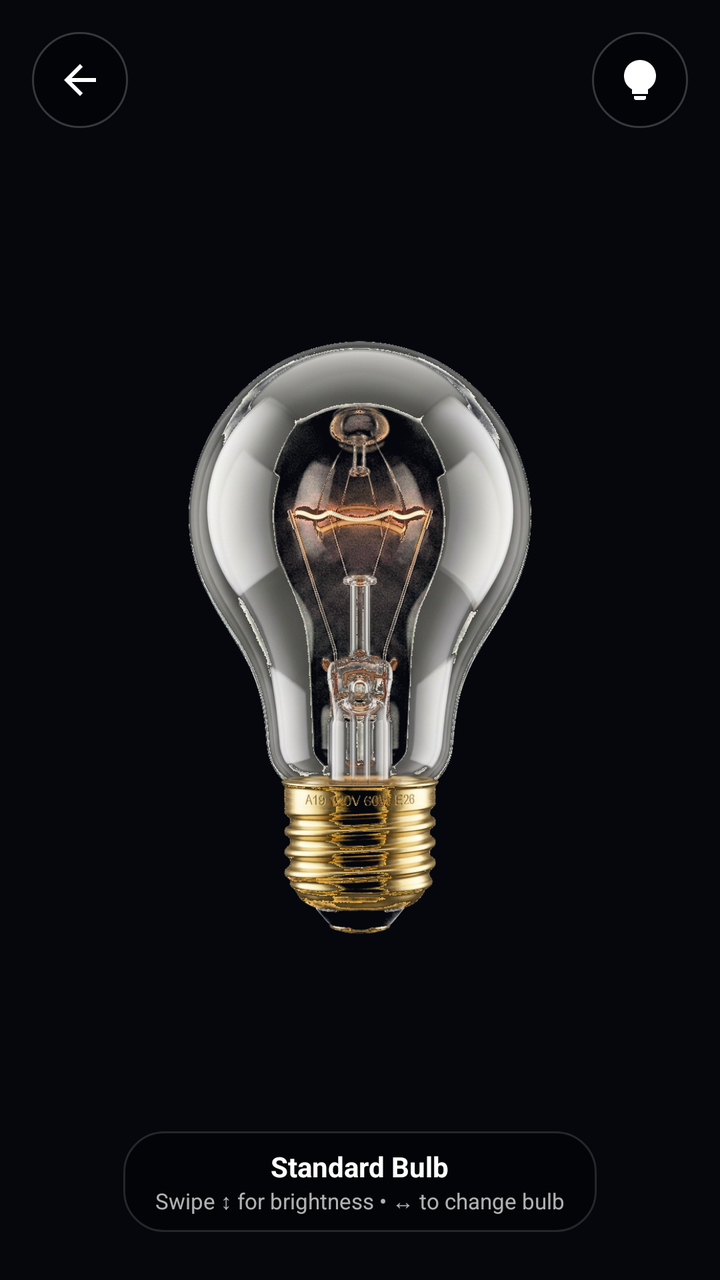
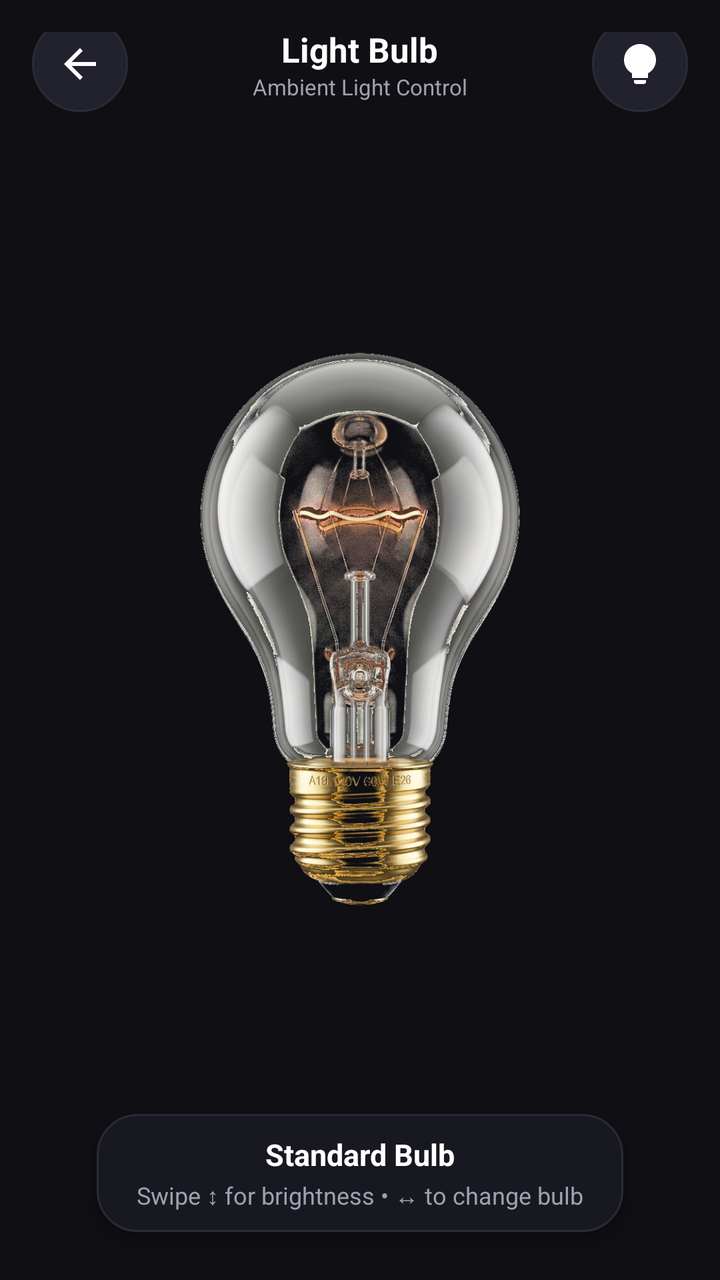

Two renders of the same Android screen: before a commit and after it. Below are the layout's source before the change and the commit's diff.
<!-- AndroidManifest.xml: application theme Theme.FlashNow -->
<!-- res/layout/fragment_light_bulb.xml -->
<?xml version="1.0" encoding="utf-8"?>
<RelativeLayout xmlns:android="http://schemas.android.com/apk/res/android"
    xmlns:app="http://schemas.android.com/apk/res-auto"
    android:id="@+id/light_bulb_root"
    android:layout_width="match_parent"
    android:layout_height="match_parent"
    android:background="#FF05070D">

    
    <FrameLayout
        android:id="@+id/container_light_display"
        android:layout_width="match_parent"
        android:layout_height="match_parent">

        
        <View
            android:id="@+id/view_env_standard"
            android:layout_width="match_parent"
            android:layout_height="match_parent"
            android:background="@drawable/glow_env_standard"
            android:visibility="gone" />

        <View
            android:id="@+id/view_env_tube"
            android:layout_width="match_parent"
            android:layout_height="match_parent"
            android:background="@drawable/glow_env_tube"
            android:visibility="gone" />

        <View
            android:id="@+id/view_env_spotlight"
            android:layout_width="match_parent"
            android:layout_height="match_parent"
            android:background="@drawable/glow_env_spotlight"
            android:visibility="gone" />

        <View
            android:id="@+id/view_env_torch"
            android:layout_width="match_parent"
            android:layout_height="match_parent"
            android:background="@drawable/glow_env_torch"
            android:visibility="gone" />

        <View
            android:id="@+id/view_env_edison"
            android:layout_width="match_parent"
            android:layout_height="match_parent"
            android:background="@drawable/glow_env_edison"
            android:visibility="gone" />

        <View
            android:id="@+id/view_env_smart"
            android:layout_width="match_parent"
            android:layout_height="match_parent"
            android:background="@drawable/glow_env_smart"
            android:visibility="gone" />

        <View
            android:id="@+id/view_env_candle"
            android:layout_width="match_parent"
            android:layout_height="match_parent"
            android:background="@drawable/glow_env_candle"
            android:visibility="gone" />

        
        <ImageView
            android:id="@+id/iv_bulb_illustration"
            android:layout_width="match_parent"
            android:layout_height="match_parent"
            android:layout_gravity="center"
            android:paddingHorizontal="4dp"
            android:paddingTop="8dp"
            android:paddingBottom="16dp"
            android:contentDescription="Selected Light Source Visual"
            android:scaleType="fitCenter"
            android:src="@drawable/img_bulb_standard" />

        
        <View
            android:id="@+id/view_emitter_standard"
            android:layout_width="match_parent"
            android:layout_height="match_parent"
            android:background="@drawable/glow_emitter_standard"
            android:visibility="gone" />

        <View
            android:id="@+id/view_emitter_tube"
            android:layout_width="match_parent"
            android:layout_height="match_parent"
            android:background="@drawable/glow_emitter_tube"
            android:visibility="gone" />

        <View
            android:id="@+id/view_emitter_spotlight"
            android:layout_width="match_parent"
            android:layout_height="match_parent"
            android:background="@drawable/glow_emitter_spotlight"
            android:visibility="gone" />

        <View
            android:id="@+id/view_emitter_torch"
            android:layout_width="match_parent"
            android:layout_height="match_parent"
            android:background="@drawable/glow_emitter_torch"
            android:visibility="gone" />

        <View
            android:id="@+id/view_emitter_edison"
            android:layout_width="match_parent"
            android:layout_height="match_parent"
            android:background="@drawable/glow_emitter_edison"
            android:visibility="gone" />

        <View
            android:id="@+id/view_emitter_smart"
            android:layout_width="match_parent"
            android:layout_height="match_parent"
            android:background="@drawable/glow_emitter_smart"
            android:visibility="gone" />

        <View
            android:id="@+id/view_emitter_candle"
            android:layout_width="match_parent"
            android:layout_height="match_parent"
            android:background="@drawable/glow_emitter_candle"
            android:visibility="gone" />

    </FrameLayout>

    
    <ImageButton
        android:id="@+id/btn_back_light_bulb"
        android:layout_width="48dp"
        android:layout_height="48dp"
        android:layout_alignParentStart="true"
        android:layout_alignParentTop="true"
        android:layout_marginStart="16dp"
        android:layout_marginTop="16dp"
        android:background="@drawable/bg_overlay_circle"
        android:contentDescription="Back"
        android:padding="12dp"
        android:src="@drawable/ic_back"
        app:tint="@color/white" />

    
    <ImageButton
        android:id="@+id/btn_select_bulb_type"
        android:layout_width="48dp"
        android:layout_height="48dp"
        android:layout_alignParentEnd="true"
        android:layout_alignParentTop="true"
        android:layout_marginEnd="16dp"
        android:layout_marginTop="16dp"
        android:background="@drawable/bg_overlay_circle"
        android:contentDescription="Select Light Source Type"
        android:padding="12dp"
        android:src="@drawable/ic_lightbulb"
        app:tint="@color/white" />

    
    <TextView
        android:id="@+id/tv_brightness_hud"
        android:layout_width="wrap_content"
        android:layout_height="wrap_content"
        android:layout_centerInParent="true"
        android:background="@drawable/bg_overlay_pill"
        android:paddingHorizontal="24dp"
        android:paddingVertical="12dp"
        android:text="100%"
        android:textColor="@color/white"
        android:textSize="28sp"
        android:textStyle="bold"
        android:visibility="gone" />

    
    <LinearLayout
        android:layout_width="wrap_content"
        android:layout_height="wrap_content"
        android:layout_alignParentBottom="true"
        android:layout_centerHorizontal="true"
        android:layout_marginBottom="24dp"
        android:background="@drawable/bg_overlay_pill"
        android:gravity="center"
        android:orientation="vertical"
        android:paddingHorizontal="16dp"
        android:paddingVertical="8dp">

        <TextView
            android:id="@+id/tv_overlay_bulb_name"
            android:layout_width="wrap_content"
            android:layout_height="wrap_content"
            android:text="Standard Bulb"
            android:textColor="@color/white"
            android:textSize="14sp"
            android:textStyle="bold" />

        <TextView
            android:id="@+id/tv_overlay_hint"
            android:layout_width="wrap_content"
            android:layout_height="wrap_content"
            android:text="Swipe ↕ for brightness • ↔ to change bulb"
            android:textColor="#B0FFFFFF"
            android:textSize="11sp" />

    </LinearLayout>

</RelativeLayout>
<!-- resources referenced by this layout -->
<resources>
  <color name="white">#FFFFFFFF</color>
  <!-- drawable bg_overlay_circle (drawable) -->
  <?xml version="1.0" encoding="utf-8"?>
  <shape xmlns:android="http://schemas.android.com/apk/res/android"
      android:shape="oval">
      <solid android:color="#77000000" />
      <stroke
          android:width="1dp"
          android:color="#33FFFFFF" />
  </shape>
  <!-- drawable bg_overlay_pill (drawable) -->
  <?xml version="1.0" encoding="utf-8"?>
  <shape xmlns:android="http://schemas.android.com/apk/res/android"
      android:shape="rectangle">
      <corners android:radius="20dp" />
      <solid android:color="#77000000" />
      <stroke
          android:width="1dp"
          android:color="#22FFFFFF" />
  </shape>
  <!-- drawable glow_env_candle (drawable) -->
  <?xml version="1.0" encoding="utf-8"?>
  <shape xmlns:android="http://schemas.android.com/apk/res/android">
      <gradient
          android:type="radial"
          android:gradientRadius="50%p"
          android:centerX="0.5"
          android:centerY="0.32"
          android:startColor="#D0FF5722"
          android:centerColor="#40FF3D00"
          android:endColor="#00050810" />
  </shape>
  <!-- drawable glow_env_edison (drawable) -->
  <?xml version="1.0" encoding="utf-8"?>
  <shape xmlns:android="http://schemas.android.com/apk/res/android">
      <gradient
          android:type="radial"
          android:gradientRadius="70%p"
          android:centerX="0.5"
          android:centerY="0.45"
          android:startColor="#D0FF9800"
          android:centerColor="#60FF6F00"
          android:endColor="#00050810" />
  </shape>
  <!-- drawable glow_env_smart (drawable) -->
  <?xml version="1.0" encoding="utf-8"?>
  <shape xmlns:android="http://schemas.android.com/apk/res/android">
      <gradient
          android:type="radial"
          android:gradientRadius="85%p"
          android:centerX="0.5"
          android:centerY="0.38"
          android:startColor="#C0FFF8E1"
          android:centerColor="#50E0F7FA"
          android:endColor="#00050810" />
  </shape>
  <!-- drawable glow_env_spotlight (drawable) -->
  <?xml version="1.0" encoding="utf-8"?>
  <shape xmlns:android="http://schemas.android.com/apk/res/android">
      <gradient
          android:type="radial"
          android:gradientRadius="75%p"
          android:centerX="0.5"
          android:centerY="0.30"
          android:startColor="#F0E0F7FA"
          android:centerColor="#8000B0FF"
          android:endColor="#00050810" />
  </shape>
  <!-- drawable glow_env_standard (drawable) -->
  <?xml version="1.0" encoding="utf-8"?>
  <shape xmlns:android="http://schemas.android.com/apk/res/android">
      <gradient
          android:type="radial"
          android:gradientRadius="80%p"
          android:centerX="0.5"
          android:centerY="0.40"
          android:startColor="#E0FFFDF0"
          android:centerColor="#70F0F7FA"
          android:endColor="#0008090E" />
  </shape>
  <!-- drawable glow_env_torch (drawable) -->
  <?xml version="1.0" encoding="utf-8"?>
  <shape xmlns:android="http://schemas.android.com/apk/res/android">
      <gradient
          android:type="radial"
          android:gradientRadius="55%p"
          android:centerX="0.5"
          android:centerY="0.25"
          android:startColor="#FFFFFFFF"
          android:centerColor="#B080D8FF"
          android:endColor="#00050810" />
  </shape>
  <!-- drawable glow_env_tube (drawable) -->
  <?xml version="1.0" encoding="utf-8"?>
  <shape xmlns:android="http://schemas.android.com/apk/res/android">
      <gradient
          android:type="linear"
          android:angle="0"
          android:startColor="#0008090E"
          android:centerColor="#D0E0F7FA"
          android:endColor="#0008090E" />
  </shape>
  <color name="fn_bg_dark">#FF0F0F14</color>
  <!-- unchanged entries left out for length: 17 -->
</resources>

<!-- the commit's change to res/layout/fragment_light_bulb.xml (unified diff, before → after) -->
@@ -4,7 +4,7 @@
     android:id="@+id/light_bulb_root"
     android:layout_width="match_parent"
     android:layout_height="match_parent"
-    android:background="#FF05070D">
+    android:background="@color/fn_bg_dark">
 
     
     <FrameLayout
@@ -68,10 +68,10 @@
             android:layout_width="match_parent"
             android:layout_height="match_parent"
             android:layout_gravity="center"
-            android:paddingHorizontal="4dp"
-            android:paddingTop="8dp"
-            android:paddingBottom="16dp"
             android:contentDescription="Selected Light Source Visual"
+            android:paddingHorizontal="16dp"
+            android:paddingTop="48dp"
+            android:paddingBottom="64dp"
             android:scaleType="fitCenter"
             android:src="@drawable/img_bulb_standard" />
 
@@ -128,34 +128,65 @@
     </FrameLayout>
 
     
-    <ImageButton
-        android:id="@+id/btn_back_light_bulb"
-        android:layout_width="48dp"
-        android:layout_height="48dp"
-        android:layout_alignParentStart="true"
-        android:layout_alignParentTop="true"
-        android:layout_marginStart="16dp"
-        android:layout_marginTop="16dp"
-        android:background="@drawable/bg_overlay_circle"
-        android:contentDescription="Back"
-        android:padding="12dp"
-        android:src="@drawable/ic_back"
-        app:tint="@color/white" />
-
-    
-    <ImageButton
-        android:id="@+id/btn_select_bulb_type"
-        android:layout_width="48dp"
-        android:layout_height="48dp"
-        android:layout_alignParentEnd="true"
-        android:layout_alignParentTop="true"
-        android:layout_marginEnd="16dp"
-        android:layout_marginTop="16dp"
-        android:background="@drawable/bg_overlay_circle"
-        android:contentDescription="Select Light Source Type"
-        android:padding="12dp"
-        android:src="@drawable/ic_lightbulb"
-        app:tint="@color/white" />
+    <RelativeLayout
+        android:id="@+id/header_bar"
+        android:layout_width="match_parent"
+        android:layout_height="wrap_content"
+        android:paddingHorizontal="16dp"
+        android:paddingTop="16dp">
+
+        
+        <ImageButton
+            android:id="@+id/btn_back_light_bulb"
+            android:layout_width="48dp"
+            android:layout_height="48dp"
+            android:layout_alignParentStart="true"
+            android:layout_centerVertical="true"
+            android:background="@drawable/bg_overlay_circle"
+            android:contentDescription="Back"
+            android:padding="12dp"
+            android:src="@drawable/ic_back"
+            app:tint="@color/fn_text_primary" />
+
+        
+        <LinearLayout
+            android:layout_width="wrap_content"
+            android:layout_height="wrap_content"
+            android:layout_centerInParent="true"
+            android:gravity="center"
+            android:orientation="vertical">
+
+            <TextView
+                android:layout_width="wrap_content"
+                android:layout_height="wrap_content"
+                android:text="Light Bulb"
+                android:textColor="@color/fn_text_primary"
+                android:textSize="17sp"
+                android:textStyle="bold" />
+
+            <TextView
+                android:layout_width="wrap_content"
+                android:layout_height="wrap_content"
+                android:text="Ambient Light Control"
+                android:textColor="@color/fn_text_secondary"
+                android:textSize="11sp" />
+
+        </LinearLayout>
+
+        
+        <ImageButton
+            android:id="@+id/btn_select_bulb_type"
+            android:layout_width="48dp"
+            android:layout_height="48dp"
+            android:layout_alignParentEnd="true"
+            android:layout_centerVertical="true"
+            android:background="@drawable/bg_overlay_circle"
+            android:contentDescription="Select Light Source Type"
+            android:padding="12dp"
+            android:src="@drawable/ic_lightbulb"
+            app:tint="@color/fn_text_primary" />
+
+    </RelativeLayout>
 
     
     <TextView
@@ -164,43 +195,47 @@
         android:layout_height="wrap_content"
         android:layout_centerInParent="true"
         android:background="@drawable/bg_overlay_pill"
+        android:elevation="6dp"
         android:paddingHorizontal="24dp"
         android:paddingVertical="12dp"
         android:text="100%"
-        android:textColor="@color/white"
-        android:textSize="28sp"
+        android:textColor="@color/fn_text_primary"
+        android:textSize="26sp"
         android:textStyle="bold"
         android:visibility="gone" />
 
     
     <LinearLayout
+        android:id="@+id/bottom_info_pill"
         android:layout_width="wrap_content"
         android:layout_height="wrap_content"
         android:layout_alignParentBottom="true"
         android:layout_centerHorizontal="true"
         android:layout_marginBottom="24dp"
         android:background="@drawable/bg_overlay_pill"
+        android:elevation="4dp"
         android:gravity="center"
         android:orientation="vertical"
-        android:paddingHorizontal="16dp"
-        android:paddingVertical="8dp">
+        android:paddingHorizontal="20dp"
+        android:paddingVertical="10dp">
 
         <TextView
             android:id="@+id/tv_overlay_bulb_name"
             android:layout_width="wrap_content"
             android:layout_height="wrap_content"
             android:text="Standard Bulb"
-            android:textColor="@color/white"
-            android:textSize="14sp"
+            android:textColor="@color/fn_text_primary"
+            android:textSize="15sp"
             android:textStyle="bold" />
 
         <TextView
             android:id="@+id/tv_overlay_hint"
             android:layout_width="wrap_content"
             android:layout_height="wrap_content"
+            android:layout_marginTop="2dp"
             android:text="Swipe ↕ for brightness • ↔ to change bulb"
-            android:textColor="#B0FFFFFF"
-            android:textSize="11sp" />
+            android:textColor="@color/fn_text_secondary"
+            android:textSize="12sp" />
 
     </LinearLayout>
 
<!-- resource entries referenced after the edit -->
@@ -5,32 +5,32 @@
   <?xml version="1.0" encoding="utf-8"?>
   <shape xmlns:android="http://schemas.android.com/apk/res/android"
       android:shape="oval">
-      <solid android:color="#77000000" />
+      <solid android:color="@color/fn_surface_level_2" />
       <stroke
           android:width="1dp"
-          android:color="#33FFFFFF" />
+          android:color="@color/fn_border_subtle" />
   </shape>
   <!-- drawable bg_overlay_pill (drawable) -->
   <?xml version="1.0" encoding="utf-8"?>
   <shape xmlns:android="http://schemas.android.com/apk/res/android"
       android:shape="rectangle">
       <corners android:radius="20dp" />
-      <solid android:color="#77000000" />
+      <solid android:color="@color/fn_surface_level_1" />
       <stroke
           android:width="1dp"
-          android:color="#22FFFFFF" />
+          android:color="@color/fn_border_subtle" />
   </shape>
   <!-- drawable glow_env_candle (drawable) -->
   <?xml version="1.0" encoding="utf-8"?>
   <shape xmlns:android="http://schemas.android.com/apk/res/android">
       <gradient
           android:type="radial"
-          android:gradientRadius="50%p"
+          android:gradientRadius="70%p"
           android:centerX="0.5"
-          android:centerY="0.32"
-          android:startColor="#D0FF5722"
-          android:centerColor="#40FF3D00"
-          android:endColor="#00050810" />
+          android:centerY="0.45"
+          android:startColor="#E0FF5722"
+          android:centerColor="#70FF8A65"
+          android:endColor="#00FF5722" />
   </shape>
   <!-- drawable glow_env_edison (drawable) -->
   <?xml version="1.0" encoding="utf-8"?>
@@ -42,7 +42,7 @@
           android:centerY="0.45"
           android:startColor="#D0FF9800"
           android:centerColor="#60FF6F00"
-          android:endColor="#00050810" />
+          android:endColor="#00FF9800" />
   </shape>
   <!-- drawable glow_env_smart (drawable) -->
   <?xml version="1.0" encoding="utf-8"?>
@@ -51,22 +51,22 @@
           android:type="radial"
           android:gradientRadius="85%p"
           android:centerX="0.5"
-          android:centerY="0.38"
-          android:startColor="#C0FFF8E1"
-          android:centerColor="#50E0F7FA"
-          android:endColor="#00050810" />
+          android:centerY="0.40"
+          android:startColor="#E0FFF8E1"
+          android:centerColor="#70FFE082"
+          android:endColor="#00FFF8E1" />
   </shape>
   <!-- drawable glow_env_spotlight (drawable) -->
   <?xml version="1.0" encoding="utf-8"?>
   <shape xmlns:android="http://schemas.android.com/apk/res/android">
       <gradient
           android:type="radial"
-          android:gradientRadius="75%p"
+          android:gradientRadius="70%p"
           android:centerX="0.5"
-          android:centerY="0.30"
-          android:startColor="#F0E0F7FA"
-          android:centerColor="#8000B0FF"
-          android:endColor="#00050810" />
+          android:centerY="0.35"
+          android:startColor="#E080D8FF"
+          android:centerColor="#7000B0FF"
+          android:endColor="#0080D8FF" />
   </shape>
   <!-- drawable glow_env_standard (drawable) -->
   <?xml version="1.0" encoding="utf-8"?>
@@ -78,31 +78,37 @@
           android:centerY="0.40"
           android:startColor="#E0FFFDF0"
           android:centerColor="#70F0F7FA"
-          android:endColor="#0008090E" />
+          android:endColor="#00FFFDF0" />
   </shape>
   <!-- drawable glow_env_torch (drawable) -->
   <?xml version="1.0" encoding="utf-8"?>
   <shape xmlns:android="http://schemas.android.com/apk/res/android">
       <gradient
           android:type="radial"
-          android:gradientRadius="55%p"
+          android:gradientRadius="60%p"
           android:centerX="0.5"
-          android:centerY="0.25"
-          android:startColor="#FFFFFFFF"
-          android:centerColor="#B080D8FF"
-          android:endColor="#00050810" />
+          android:centerY="0.30"
+          android:startColor="#E0FFFFFF"
+          android:centerColor="#70E0F7FA"
+          android:endColor="#00FFFFFF" />
   </shape>
   <!-- drawable glow_env_tube (drawable) -->
   <?xml version="1.0" encoding="utf-8"?>
   <shape xmlns:android="http://schemas.android.com/apk/res/android">
       <gradient
-          android:type="linear"
-          android:angle="0"
-          android:startColor="#0008090E"
-          android:centerColor="#D0E0F7FA"
-          android:endColor="#0008090E" />
+          android:type="radial"
+          android:gradientRadius="90%p"
+          android:centerX="0.5"
+          android:centerY="0.45"
+          android:startColor="#E0E0F7FA"
+          android:centerColor="#70B2EBF2"
+          android:endColor="#00E0F7FA" />
   </shape>
+  <color name="fn_surface_level_2">#FF22222E</color>
+  <color name="fn_border_subtle">#FF2A2A38</color>
   <color name="fn_bg_dark">#FF0F0F14</color>
+  <color name="fn_text_primary">#FFFFFFFF</color>
+  <color name="fn_text_secondary">#FFA0A0B0</color>
   <!-- unchanged entries left out for length: 17 -->
 </resources>
 
